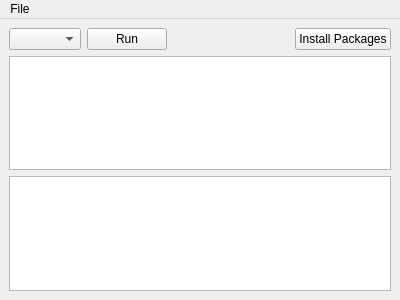
Qt form src/simpleton.ui (apertium/apertium-simpleton) before a commit.
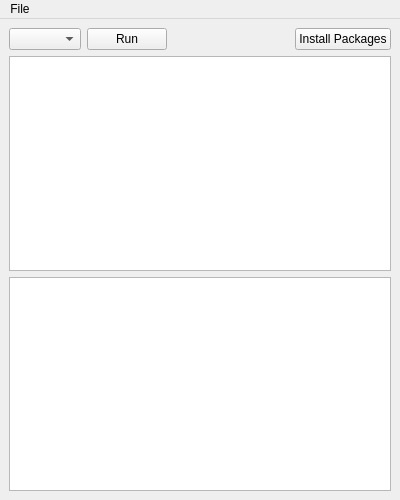
The same form after that commit.

Commit message: Larger default size; Add Close button

```diff
--- a/src/simpleton.ui
+++ b/src/simpleton.ui
@@ -7,7 +7,7 @@
     <x>0</x>
     <y>0</y>
     <width>400</width>
-    <height>300</height>
+    <height>500</height>
    </rect>
   </property>
   <property name="windowTitle">
```
The commit also changes 1 other file.
